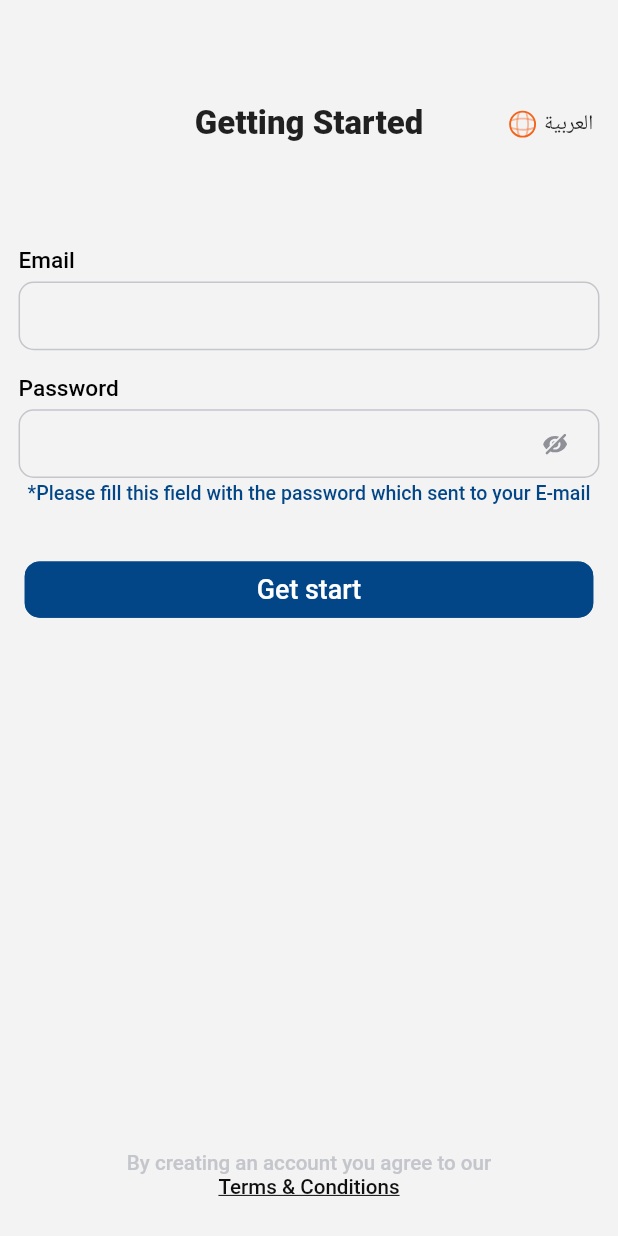
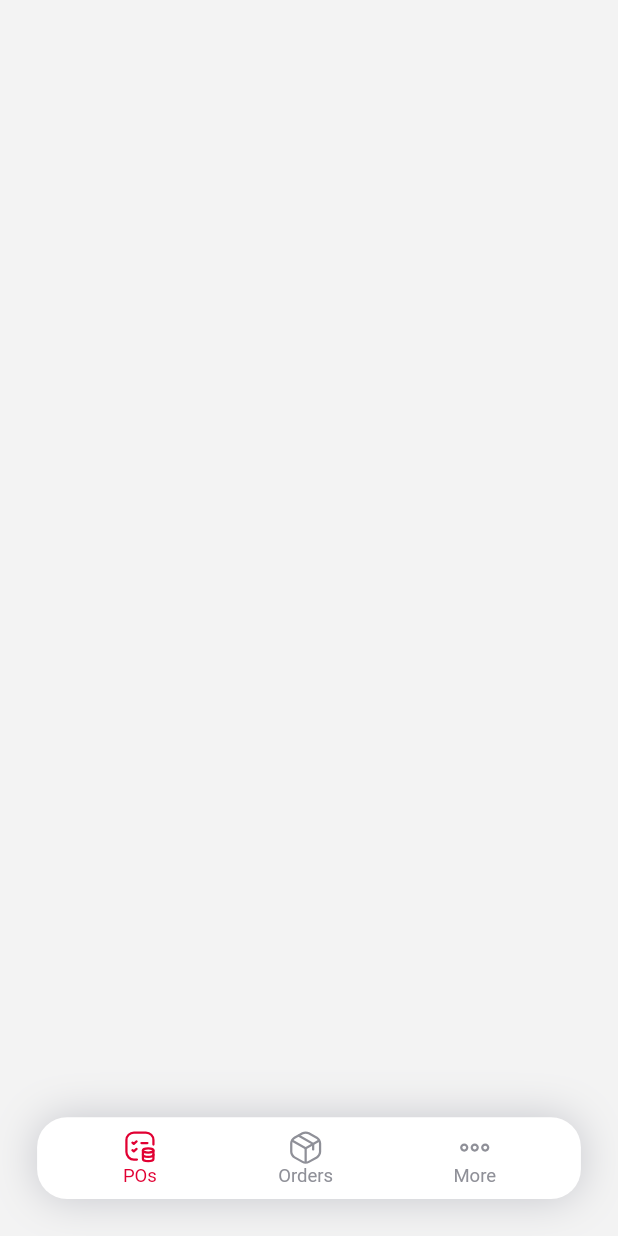
Before and after one commit to muslimadille/risal_customer, a Flutter app: the screen it shows after launch, after a tap on "Get start", on a phone screen of 412 x 824 dp. Run offline on Flutter 3.47's test engine with Material 3 defaults, Android fonts, the phone set to English and light mode, and no system bars; our stand-ins replace device_info_plus, flutter_easyloading, flutter_localization, flutter_svg, google_fonts, hive and 2 more; missing offline and left inert: network_info_plus; accounts and stored records are empty; Roboto replaces fonts that are missing (Cairo); statements that could not run were skipped.

Commit message:
home tabs screen ui

```diff
--- a/lib/common/helpers/app_localization.dart
+++ b/lib/common/helpers/app_localization.dart
@@ -67,7 +67,11 @@ class AppLocalization{
     "confirm_new_password":"Confirm new password",
     "login_btn_title":"Get start",
     "change_password_btn_title":"Set password",
-    "forget_password_title":"Edit password"
+    "forget_password_title":"Edit password",
+    "confirm_email_title":"Confirm E-mail",
+    "pos_tab":"POs",
+    "orders_tab":"Orders",
+    "more_tab":"More"
 
 };
   static const Map<String, dynamic> AR = {
@@ -83,7 +87,12 @@ class AppLocalization{
     "confirm_new_password":"تأكيد كلمة المرور",
     "login_btn_title":"ابدأ",
     "change_password_btn_title":"تأكيد",
-    "forget_password_title":"تعديل كلمة المرور"
+    "forget_password_title":"تعديل كلمة المرور",
+    "confirm_email_title":"تأكيد البريد الإلكترروني",
+    "pos_tab":"POs",
+    "orders_tab":"الطلبات",
+    "more_tab":"المزيد"
+
 
   };
 }
--- a/lib/common/helpers/routs_helper.dart
+++ b/lib/common/helpers/routs_helper.dart
@@ -1,8 +1,10 @@
 import 'package:flutter/material.dart';
 import 'package:risal_customer/common/utils/app_routes.dart';
 import 'package:risal_customer/features/auth/view/chage_password_screen.dart';
+import 'package:risal_customer/features/auth/view/confirm_email_screen.dart';
 import 'package:risal_customer/features/auth/view/forget_password_screen.dart';
 import 'package:risal_customer/features/auth/view/login_screen.dart';
+import 'package:risal_customer/features/home_tabs_screen/view/home_tabs_screen.dart';
 import 'package:risal_customer/features/spalsh/view/splash_screen.dart';
 
 import 'app_navigator.dart';
@@ -11,17 +13,23 @@ Route onGenerateRoute(RouteSettings routeSettings) {
   AppNavigator().routeSettings=routeSettings;
   switch (routeSettings.name) {
     case AppRoutes.SPLASH_SCREEN_ROUTE:
-      return MaterialPageRoute(builder: (_) =>   SplashScreen());
+      return MaterialPageRoute(builder: (_) =>   const SplashScreen());
     case AppRoutes.LOGIN_SCREEN_ROUTE:
-      return MaterialPageRoute(builder: (_) =>   LoginScreen());
+      return MaterialPageRoute(builder: (_) =>   const LoginScreen());
 
     case AppRoutes.CHANGE_PASSWORD_SCREEN_ROUTE:
-      return MaterialPageRoute(builder: (_) =>  ChangePasswordScreen());
+      return MaterialPageRoute(builder: (_) =>  const ChangePasswordScreen());
 
     case AppRoutes.FORGET_PASSWORD_SCREEN_ROUTE:
-      return MaterialPageRoute(builder: (_) =>  ForgetPasswordScreen());
+      return MaterialPageRoute(builder: (_) =>  const ForgetPasswordScreen());
+
+    case AppRoutes.CONFIRM_EMAIL_SCREEN_ROUTE:
+      return MaterialPageRoute(builder: (_) =>  const ConfirmEmailScreen());
+
+    case AppRoutes.HOME_TABS_SCREEN_ROUTE:
+      return MaterialPageRoute(builder: (_) =>   HomeTabsScreen(selectedIndex:routeSettings.arguments as int?));
 
     default:
-      return MaterialPageRoute(builder: (_) =>   LoginScreen());
+      return MaterialPageRoute(builder: (_) =>   const LoginScreen());
   }
 }
--- a/lib/common/utils/app_images.dart
+++ b/lib/common/utils/app_images.dart
@@ -3,7 +3,9 @@ static const String LOGO_IMG="assets/images/logo.png";
 static const String SHOW_PASSWORD_IC="assets/images/show_passwod_ic.svg";
 static const String LOGIN_CHANGE_LANGUAGE_IC="assets/images/login_change_language_ic.svg";
 static const String CLOSE_IC="assets/images/close_ic.svg";
-
-
+static const String BACK_BTN_IC="assets/images/back_btn.svg";
+static const String POS_TAB_IC="assets/images/pos_tab_ic.svg";
+static const String ORDERS_TAB_IC="assets/images/orders_tab_ic.svg";
+static const String MORE_TAB_IC="assets/images/more_tab_ic.svg";
 
 }
--- a/lib/common/utils/app_routes.dart
+++ b/lib/common/utils/app_routes.dart
@@ -3,6 +3,8 @@ class AppRoutes{
   static const String LOGIN_SCREEN_ROUTE='LOGIN_SCREEN_ROUTE';
   static const String CHANGE_PASSWORD_SCREEN_ROUTE='CHANGE_PASSWORD_SCREEN_ROUTE';
   static const String FORGET_PASSWORD_SCREEN_ROUTE='FORGET_PASSWORD_SCREEN_ROUTE';
+  static const String CONFIRM_EMAIL_SCREEN_ROUTE='CONFIRM_EMAIL_SCREEN_ROUTE';
+  static const String HOME_TABS_SCREEN_ROUTE='HOME_TABS_SCREEN_ROUTE';
 
 
 
--- a/lib/features/auth/view/login_screen.dart
+++ b/lib/features/auth/view/login_screen.dart
@@ -67,7 +67,9 @@ class _LoginScreenState extends State<LoginScreen> with LoginHelper {
           ),
           CustomBtn(
             title: 'login_btn_title'.translate,
-            onClick: (){},
+            onClick: (){
+              onLoginClick();
+            },
             ),
           const Expanded(child: SizedBox()),
           Text(
--- a/lib/features/auth/viewModel/login_helper.dart
+++ b/lib/features/auth/viewModel/login_helper.dart
@@ -3,6 +3,9 @@ import 'package:risal_customer/common/utils/app_routes.dart';
 
 mixin LoginHelper{
   onTermsClick(){
-    AppNavigator().push(routeName: AppRoutes.FORGET_PASSWORD_SCREEN_ROUTE);
+    AppNavigator().push(routeName: AppRoutes.CONFIRM_EMAIL_SCREEN_ROUTE);
+  }
+  onLoginClick(){
+    AppNavigator().push(routeName: AppRoutes.HOME_TABS_SCREEN_ROUTE);
   }
 }
--- /dev/null
+++ b/lib/features/home_tabs_screen/view/home_tabs_screen.dart
@@ -0,0 +1,87 @@
+import 'package:flutter/material.dart';
+import 'package:risal_customer/common/extentions/translat_extention.dart';
+import 'package:risal_customer/common/utils/app_colors.dart';
+import 'package:risal_customer/common/utils/app_images.dart';
+import 'package:risal_customer/features/home_tabs_screen/view/items/home_tab_item.dart';
+import 'package:risal_customer/features/home_tabs_screen/view_model/home_tabs_helper.dart';
+import 'package:sizer/sizer.dart';
+
+
+class HomeTabsScreen extends StatefulWidget {
+  const HomeTabsScreen({ this.selectedIndex,super.key});
+  final int? selectedIndex;
+
+  @override
+  State<HomeTabsScreen> createState() => _HomeTabsScreenState();
+}
+
+class _HomeTabsScreenState extends State<HomeTabsScreen> with HomeTabsHelper {
+
+  @override
+  void initState() {
+    super.initState();
+  }
+  @override
+  void dispose() {
+    selectedIndex.dispose();
+    super.dispose();
+  }
+
+  @override
+  Widget build(BuildContext context) {
+    return WillPopScope(
+      onWillPop: () async {
+        return true;
+
+      },
+      child: Scaffold(
+        backgroundColor: AppColors.BG_COLOR,
+        body:ValueListenableBuilder<int>(
+            valueListenable: selectedIndex,
+            builder: (context, value, child){
+            return Column(children: [
+              Expanded(child: screens[value]),
+              Container(
+                width:  double.infinity,
+                padding: EdgeInsets.symmetric(vertical: 1.h,horizontal: 4.w),
+                margin:EdgeInsets.symmetric(horizontal: 6.w) ,
+                decoration:const BoxDecoration(
+                  color: AppColors.WHITE,
+                  borderRadius: BorderRadius.all(Radius.circular(20)),
+                  boxShadow:[
+                    BoxShadow(
+                      color:AppColors.GREY,
+                      blurRadius: 24,
+                      spreadRadius: 0
+                    )
+                  ]
+                ),
+                child: Row(
+                  mainAxisAlignment:MainAxisAlignment.spaceAround,
+                  children:[
+                    HomeTabItem(onClick:(){
+                      if(value!=0){
+                        selectedIndex.value=0;
+                      }
+                    }, isSelected:value==0, title:'pos_tab'.translate, icon:AppImages.POS_TAB_IC,),
+                    HomeTabItem(onClick:(){
+                      if(value!=1){
+                        selectedIndex.value=1;
+                      }
+                    }, isSelected:value==1, title:'orders_tab'.translate, icon:AppImages.ORDERS_TAB_IC,),
+                    HomeTabItem(onClick:(){
+                      if(value!=2){
+                        selectedIndex.value=2;
+                      }
+                    }, isSelected:value==2, title:'more_tab'.translate, icon:AppImages.MORE_TAB_IC,)
+                  ],
+                ),
+              ),
+              SizedBox(height: 3.h,)
+            ],);
+          }
+        ),
+      ),
+    );
+  }
+}
--- /dev/null
+++ b/lib/features/home_tabs_screen/view/items/home_tab_item.dart
@@ -0,0 +1,28 @@
+import 'package:flutter/material.dart';
+import 'package:flutter_svg/flutter_svg.dart';
+import 'package:risal_customer/common/utils/app_colors.dart';
+import 'package:sizer/sizer.dart';
+
+class HomeTabItem extends StatelessWidget {
+  final String icon,title;
+  final bool isSelected;
+  final Function onClick;
+
+  const HomeTabItem({required  this.onClick,required this.isSelected,required this.title,required  this.icon,super.key});
+
+  @override
+  Widget build(BuildContext context) {
+    return InkWell(
+      onTap: (){
+        onClick();
+      },
+      child: Column(children: [
+        SvgPicture.asset(icon,color: isSelected?AppColors.RED:AppColors.GREY_DARK,),
+        Text(
+          title,
+          textAlign: TextAlign.center,
+          style: TextStyle(color: isSelected?AppColors.RED:AppColors.GREY_DARK,fontSize:9.sp,fontWeight: FontWeight.w400 ),)
+      ],),
+    );
+  }
+}
--- /dev/null
+++ b/lib/features/home_tabs_screen/view_model/home_tabs_helper.dart
@@ -0,0 +1,30 @@
+import 'package:flutter/material.dart';
+
+
+mixin HomeTabsHelper{
+  final ValueNotifier<int> selectedIndex = ValueNotifier<int>(0);
+
+
+
+  onInit(index){
+    selectedIndex.value=index;
+
+  }
+
+  final List<Widget> screens=[
+    Container(),
+    Container(),
+    Container(),
+  ];
+
+
+
+
+
+
+
+  void onClick({required int index}) {
+
+  }
+
+}
--- a/lib/main.dart
+++ b/lib/main.dart
@@ -71,7 +71,7 @@ class _MyAppState extends State<MyApp> {
     ]);
     return Sizer(builder: (context, orientation, deviceType) {
       return MaterialApp(
-        //key:UniqueKey(),
+        key:UniqueKey(),
         debugShowCheckedModeBanner: false,
         theme: ThemeData(
           useMaterial3: false,
```
Also changed, not shown: lib/features/auth/view/confirm_email_screen.dart (added, +58 -0 lines), assets/images/back_btn.svg (added), assets/images/more_tab_ic.svg (added), assets/images/orders_tab_ic.svg (added), assets/images/pos_tab_ic.svg (added), 2 other files.
